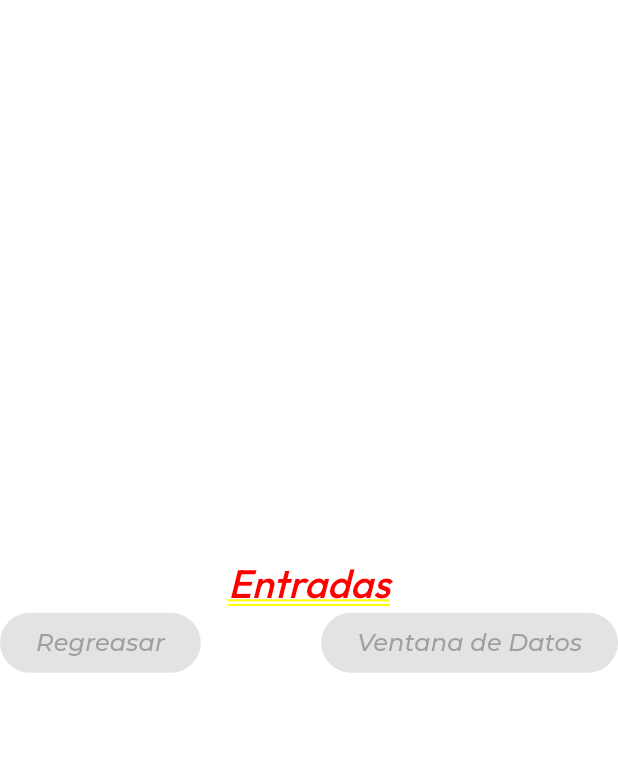
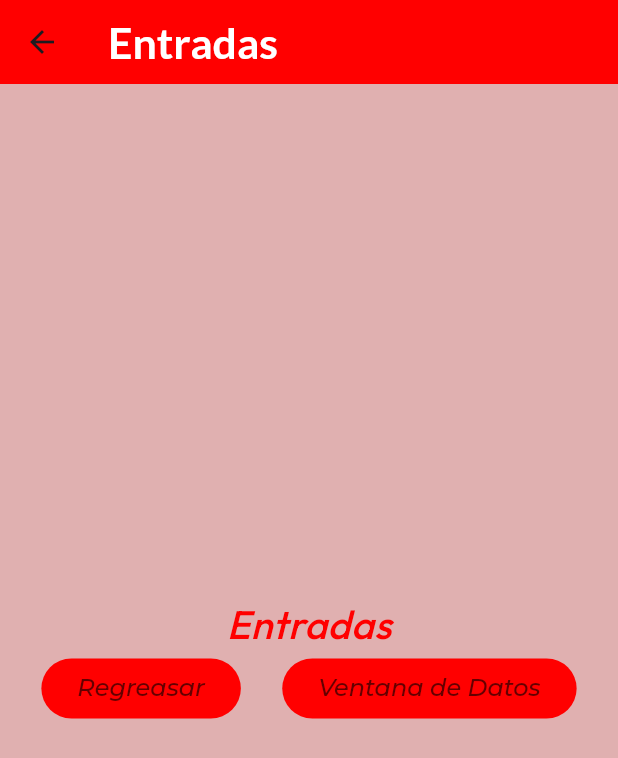
Before and after one commit to JesherI/componentes_flutter, a Flutter app: the screen it shows after launch, after a tap on "Entradas", on a phone screen of 412 x 824 dp. Shown: the top 758 px of the screen. Run offline on Flutter 3.47's test engine with Material 3 defaults, Android fonts, the phone set to English and light mode, and no system bars; our stand-ins replace google_fonts.

Commit message:
Changing the AppTheme

```diff
--- a/lib/screens/home_screen.dart
+++ b/lib/screens/home_screen.dart
@@ -22,8 +22,14 @@ class HomeScreen extends StatelessWidget {
             ),
             subtitle: Text('Introduciendo valores',
                 style: AppTheme.lightTheme.textTheme.bodySmall),
-            leading: const Icon(Icons.input),
-            trailing: const Icon(Icons.arrow_circle_right_rounded),
+            leading: IconTheme(
+              data: AppTheme.lightTheme.iconTheme,
+              child: const Icon(Icons.input),
+            ),
+            trailing: IconTheme(
+              data: AppTheme.lightTheme.iconTheme,
+              child: const Icon(Icons.arrow_circle_right_rounded),
+            ),
             onTap: () {
               final ruta1 = MaterialPageRoute(
                 builder: (context) {
@@ -41,8 +47,14 @@ class HomeScreen extends StatelessWidget {
             ),
             subtitle: Text('Lista con scroll infinito',
                 style: AppTheme.lightTheme.textTheme.bodySmall),
-            leading: const Icon(Icons.list),
-            trailing: const Icon(Icons.arrow_circle_right_rounded),
+            leading: IconTheme(
+              data: AppTheme.lightTheme.iconTheme,
+              child: const Icon(Icons.list),
+            ),
+            trailing: IconTheme(
+              data: AppTheme.lightTheme.iconTheme,
+              child: const Icon(Icons.arrow_circle_right_rounded),
+            ),
             onTap: () {
               final ruta1 = MaterialPageRoute(
                 builder: (context) {
@@ -60,8 +72,14 @@ class HomeScreen extends StatelessWidget {
             ),
             subtitle: Text('Mostrar una notificación',
                 style: AppTheme.lightTheme.textTheme.bodySmall),
-            leading: const Icon(Icons.notification_add),
-            trailing: const Icon(Icons.arrow_circle_right_rounded),
+            leading: IconTheme(
+              data: AppTheme.lightTheme.iconTheme,
+              child: const Icon(Icons.notification_add),
+            ),
+            trailing: IconTheme(
+              data: AppTheme.lightTheme.iconTheme,
+              child: const Icon(Icons.arrow_circle_right_rounded),
+            ),
             onTap: () {
               final ruta1 = MaterialPageRoute(
                 builder: (context) {
--- a/lib/screens/input_screen.dart
+++ b/lib/screens/input_screen.dart
@@ -11,7 +11,11 @@ class InputsScreen extends StatefulWidget {
 class _InputsScreenState extends State<InputsScreen> {
   @override
   Widget build(BuildContext context) {
-    return Column(
+    return Scaffold(
+      appBar: AppBar(
+        title: const Text('Entradas'),
+      ),
+      body: Column(
         mainAxisAlignment: MainAxisAlignment.center,
         children: [
           Text(
@@ -19,7 +23,7 @@ class _InputsScreenState extends State<InputsScreen> {
             style: AppTheme.lightTheme.textTheme.headlineLarge,
           ),
           Row(
-          mainAxisAlignment: MainAxisAlignment.spaceBetween,
+            mainAxisAlignment: MainAxisAlignment.spaceEvenly,
             children: [
               ElevatedButton(
                 onPressed: null,
@@ -34,6 +38,7 @@ class _InputsScreenState extends State<InputsScreen> {
             ],
           ),
         ],
+      ),
     );
   }
 }
--- a/lib/theme/app_theme.dart
+++ b/lib/theme/app_theme.dart
@@ -6,14 +6,36 @@ class AppTheme {
   //Constante de color primario
   static const primaryColor = Color.fromARGB(255, 255, 0, 0);
   //Cosnatnate de color secundario
-  static const secondaryColor = Color.fromARGB(155, 115, 116, 114);
+  static const secondaryColor = Color.fromARGB(155, 0, 0, 0);
   //constante de color de fondo
-  static const backColor = Color.fromARGB(218, 253, 213, 193);
+  static const backColor = Color.fromARGB(218, 219, 163, 163);
   //Constante de tema
   static final ThemeData lightTheme = ThemeData.light().copyWith(
     scaffoldBackgroundColor: backColor,
-    appBarTheme: const AppBarTheme(
+    appBarTheme: AppBarTheme(
       color: primaryColor,
+      titleTextStyle: GoogleFonts.lato(
+        color: Colors.white,
+        fontSize: 28.5,
+        fontWeight: FontWeight.bold,
+      ),
+    ),
+    iconTheme: const IconThemeData(
+      color: primaryColor,
+      size: 35.0,
+    ),
+    elevatedButtonTheme: ElevatedButtonThemeData(
+      style: ButtonStyle(
+        backgroundColor: MaterialStateProperty.all(
+          primaryColor,
+        ),
+        foregroundColor: MaterialStateProperty.all(
+          Colors.white,
+        ),
+        textStyle: MaterialStateProperty.all(
+          GoogleFonts.pacifico(fontSize: 25.0),
+        ),
+      ),
     ),
     textTheme: TextTheme(
       //Titulos muy grandes
```
Lines whose indentation alone changed are shown as unchanged.
